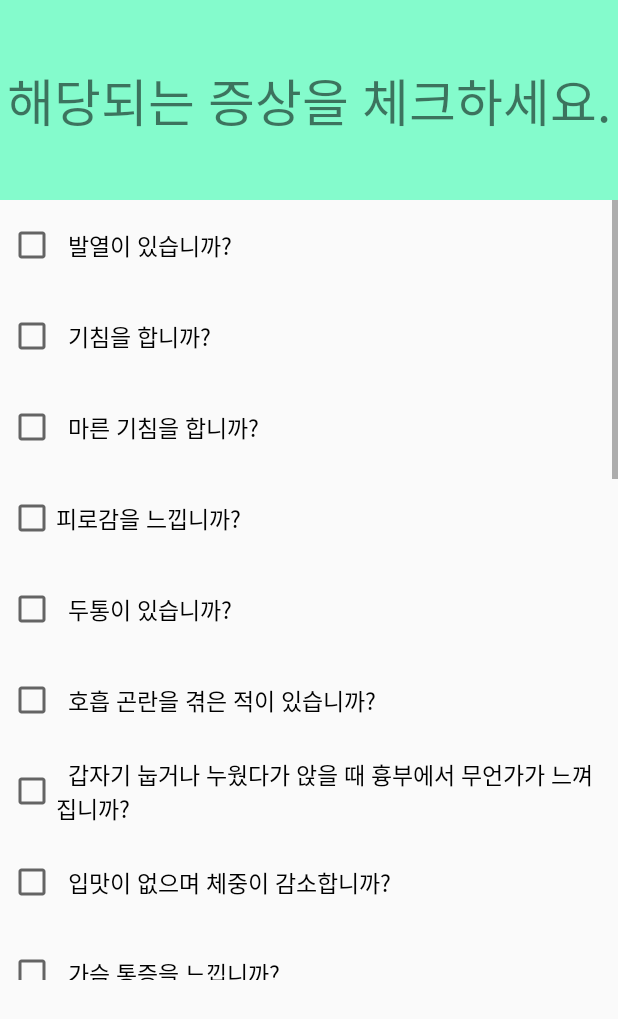
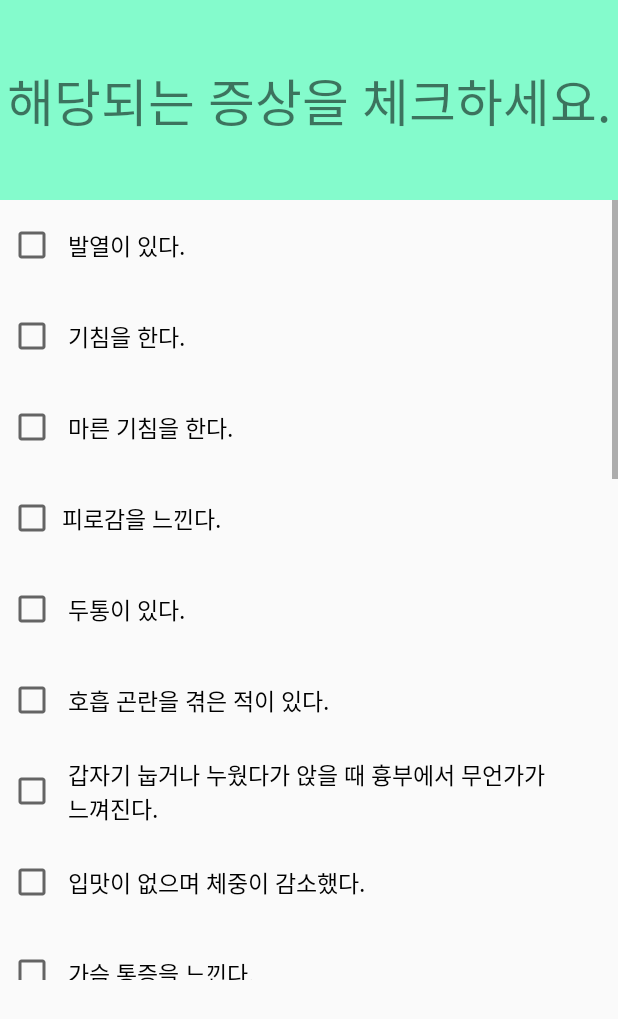
Before and after one commit to sunghyuk-seo/Todak, an Android app: the self_diagnosis_lung screen opened directly, with no data from a screen before it, on a phone screen of 412 x 824 dp. Shown: the top 1019 px of the screen. Run offline under Robolectric (Android 15) with nearby library versions, the phone set to English and light mode, and no system bars.

Commit message:
질문 수정

```diff
--- a/app/src/main/res/layout/activity_self_diagnosis_lung.xml
+++ b/app/src/main/res/layout/activity_self_diagnosis_lung.xml
@@ -51,7 +51,7 @@
                 android:layout_margin="5dp"
                 android:layout_weight="1"
                 android:fontFamily="@font/cookierun2"
-                android:text="  발열이 있습니까?"
+                android:text="  발열이 있다."
                 android:textSize="15sp" />
 
             <CheckBox
@@ -61,7 +61,7 @@
                 android:layout_margin="5dp"
                 android:layout_weight="1"
                 android:fontFamily="@font/cookierun2"
-                android:text="  기침을 합니까?"
+                android:text="  기침을 한다."
                 android:textSize="15sp" />
 
             <CheckBox
@@ -71,7 +71,7 @@
                 android:layout_margin="5dp"
                 android:layout_weight="1"
                 android:fontFamily="@font/cookierun2"
-                android:text="  마른 기침을 합니까?"
+                android:text="  마른 기침을 한다."
                 android:textSize="15sp" />
 
             <CheckBox
@@ -81,7 +81,7 @@
                 android:layout_margin="5dp"
                 android:layout_weight="1"
                 android:fontFamily="@font/cookierun2"
-                android:text="피로감을 느낍니까?"
+                android:text=" 피로감을 느낀다."
                 android:textSize="15sp" />
 
             <CheckBox
@@ -91,7 +91,7 @@
                 android:layout_margin="5dp"
                 android:layout_weight="1"
                 android:fontFamily="@font/cookierun2"
-                android:text="  두통이 있습니까?"
+                android:text="  두통이 있다."
                 android:textSize="15sp" />
 
             <CheckBox
@@ -101,7 +101,7 @@
                 android:layout_margin="5dp"
                 android:layout_weight="1"
                 android:fontFamily="@font/cookierun2"
-                android:text="  호흡 곤란을 겪은 적이 있습니까?"
+                android:text="  호흡 곤란을 겪은 적이 있다."
                 android:textSize="15sp" />
 
             <CheckBox
@@ -111,7 +111,7 @@
                 android:layout_margin="5dp"
                 android:layout_weight="1"
                 android:fontFamily="@font/cookierun2"
-                android:text="  갑자기 눕거나 누웠다가 앉을 때 흉부에서 무언가가 느껴집니까?"
+                android:text="  갑자기 눕거나 누웠다가 앉을 때 흉부에서 무언가가 \n  느껴진다."
                 android:textSize="15sp" />
 
 
@@ -122,7 +122,7 @@
                 android:layout_margin="5dp"
                 android:layout_weight="1"
                 android:fontFamily="@font/cookierun2"
-                android:text="  입맛이 없으며 체중이 감소합니까?"
+                android:text="  입맛이 없으며 체중이 감소했다."
                 android:textSize="15sp" />
 
             <CheckBox
@@ -132,7 +132,7 @@
                 android:layout_margin="5dp"
                 android:layout_weight="1"
                 android:fontFamily="@font/cookierun2"
-                android:text="  가슴 통증을 느낍니까?"
+                android:text="  가슴 통증을 느낀다."
                 android:textSize="15sp" />
 
             <CheckBox
@@ -142,7 +142,7 @@
                 android:layout_margin="5dp"
                 android:layout_weight="1"
                 android:fontFamily="@font/cookierun2"
-                android:text="  누런 가래가 나옵니까?"
+                android:text="  누런 가래가 나온다."
                 android:textSize="15sp" />
 
             <CheckBox
@@ -152,7 +152,7 @@
                 android:layout_margin="5dp"
                 android:layout_weight="1"
                 android:fontFamily="@font/cookierun2"
-                android:text="  근육통이 있습니까?"
+                android:text="  근육통이 있다."
                 android:textSize="15sp" />
 
             <CheckBox
@@ -162,7 +162,7 @@
                 android:layout_margin="5dp"
                 android:layout_weight="1"
                 android:fontFamily="@font/cookierun2"
-                android:text="  인후통이 있습니까?"
+                android:text="  인후통이 있다."
                 android:textSize="15sp" />
 
             <CheckBox
@@ -172,7 +172,7 @@
                 android:layout_margin="5dp"
                 android:layout_weight="1"
                 android:fontFamily="@font/cookierun2"
-                android:text="  콧물이 나옵니까?"
+                android:text="  콧물이 나온다."
                 android:textSize="15sp" />
 
             <CheckBox
@@ -183,7 +183,7 @@
                 android:layout_weight="1"
                 android:fontFamily="@font/cookierun2"
 
-                android:text="  코막힘이 있습니까?"
+                android:text="  코막힘이 있다."
                 android:textSize="15sp" />
 
             <CheckBox
@@ -193,7 +193,7 @@
                 android:layout_margin="5dp"
                 android:layout_weight="1"
                 android:fontFamily="@font/cookierun2"
-                android:text="  재채기를 합니까?"
+                android:text="  재채기가 나온다."
                 android:textSize="15sp" />
 
             <CheckBox
@@ -203,7 +203,7 @@
                 android:layout_margin="5dp"
                 android:layout_weight="1"
                 android:fontFamily="@font/cookierun2"
-                android:text="  기침이나 가래에서 피가 나옵니까?"
+                android:text="  기침이나 가래에서 피가 나온다."
                 android:textSize="15sp" />
 
             <CheckBox
@@ -213,7 +213,7 @@
                 android:layout_margin="5dp"
                 android:layout_weight="1"
                 android:fontFamily="@font/cookierun2"
-                android:text="  오한이 있습니까?"
+                android:text="  오한이 있다."
                 android:textSize="15sp" />
 
             <CheckBox
@@ -223,7 +223,7 @@
                 android:layout_margin="5dp"
                 android:layout_weight="1"
                 android:fontFamily="@font/cookierun2"
-                android:text="  호흡할 때 &quot;쌔액 쌔액&quot; 소리가 들릴 때가 있습니까?"
+                android:text="  호흡할 때 &quot;쌔액 쌔액&quot; 소리가 난다."
                 android:textSize="15sp" />
 
             <CheckBox
@@ -233,7 +233,7 @@
                 android:layout_margin="5dp"
                 android:layout_weight="1"
                 android:fontFamily="@font/cookierun2"
-                android:text="  과도한 호흡, 가쁜 호흡이 있습니까?"
+                android:text="  과도한 호흡, 가쁜 호흡이 있다."
                 android:textSize="15sp" />
 
             <CheckBox
```
